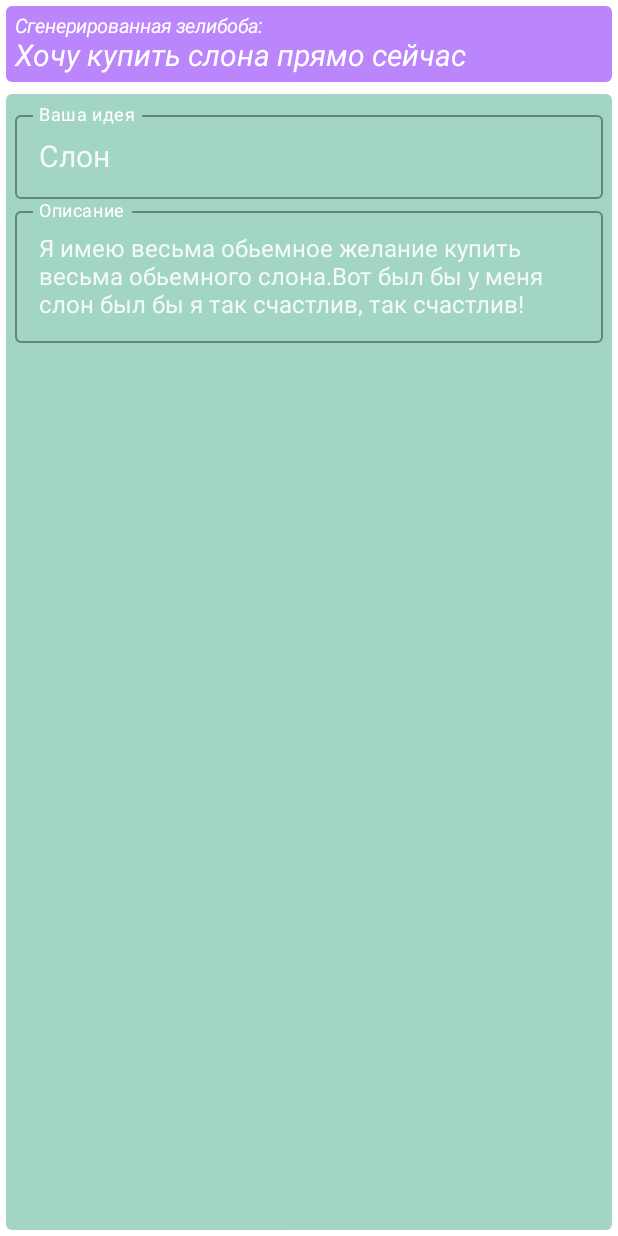
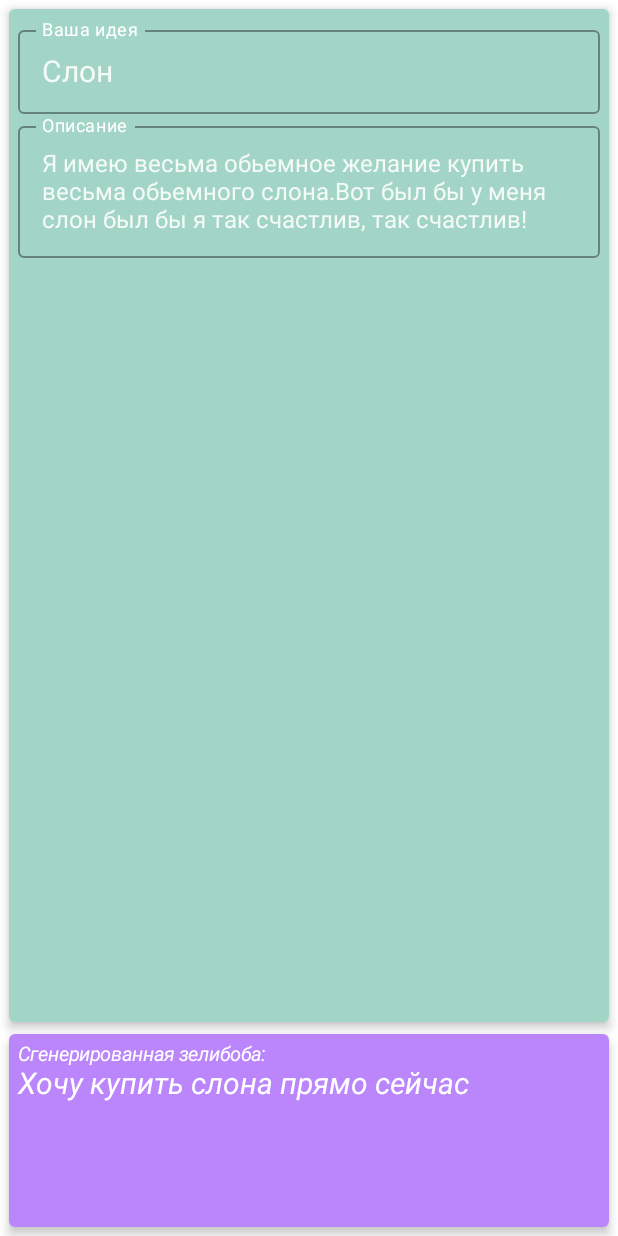
Before and after one commit to illided/CreativeAssistant, an Android app built with Jetpack Compose: the screen it shows after launch (MainActivity), on a phone screen of 412 x 824 dp. Run offline under Robolectric (Android 15) with nearby library versions, the phone set to English and light mode, and no system bars.

```diff
--- a/app/build.gradle
+++ b/app/build.gradle
@@ -48,7 +48,6 @@ android {
 }
 
 dependencies {
-
     implementation 'androidx.core:core-ktx:1.3.2'
     implementation 'androidx.appcompat:appcompat:1.2.0'
     implementation 'com.google.android.material:material:1.3.0'
@@ -62,4 +61,6 @@ dependencies {
     androidTestImplementation 'androidx.test.espresso:espresso-core:3.3.0'
     androidTestImplementation "androidx.compose.ui:ui-test-junit4:$compose_version"
     debugImplementation "androidx.compose.ui:ui-tooling:$compose_version"
+
+    implementation "androidx.navigation:navigation-compose:2.4.0-beta02"
 }
--- a/app/src/main/java/com/example/creativeassistant/ui/common/cards.kt
+++ b/app/src/main/java/com/example/creativeassistant/ui/common/cards.kt
@@ -13,6 +13,7 @@ import androidx.compose.runtime.saveable.rememberSaveable
 import androidx.compose.runtime.setValue
 import androidx.compose.ui.Modifier
 import androidx.compose.ui.text.TextStyle
+import androidx.compose.ui.text.font.FontFamily
 import androidx.compose.ui.text.font.FontStyle
 import androidx.compose.ui.tooling.preview.Preview
 import androidx.compose.ui.unit.dp
@@ -23,17 +24,17 @@ import com.example.creativeassistant.ui.theme.GeneratedIdeaCardTheme
 import com.example.creativeassistant.ui.theme.UserIdeaCardTheme
 
 @Composable
-fun IdeaCardInList(idea: String, generatedFrom: String, onClick: () -> Unit) {
+fun IdeaCardInList(idea: Idea, onClick: () -> Unit) {
     Card(
         modifier = Modifier
             .padding(3.dp)
             .fillMaxWidth(),
         backgroundColor = MaterialTheme.colors.primary
     ) {
-        Text(idea,
+        Text(idea.idea,
             modifier = Modifier
+                .clickable { onClick() }
                 .padding(8.dp)
-                .clickable { onClick() }
         )
     }
 }
@@ -42,7 +43,11 @@ fun IdeaCardInList(idea: String, generatedFrom: String, onClick: () -> Unit) {
 @Composable
 fun GeneratedIdeaCard(modifier: Modifier = Modifier, initialIdea: Idea) {
     GeneratedIdeaCardTheme {
-        Card(backgroundColor = MaterialTheme.colors.background, modifier = modifier) {
+        Card(
+            backgroundColor = MaterialTheme.colors.background,
+            elevation = 4.dp,
+            modifier = modifier
+        ) {
             Column(Modifier.padding(6.dp)) {
                 Text(
                     "Сгенерированная зелибоба:",
@@ -56,7 +61,9 @@ fun GeneratedIdeaCard(modifier: Modifier = Modifier, initialIdea: Idea) {
                     fontSize = 20.sp,
                     fontStyle = FontStyle.Italic,
                     color = MaterialTheme.colors.onBackground,
-                    modifier = Modifier.fillMaxWidth()
+                    modifier = Modifier
+                        .fillMaxWidth()
+                        .fillMaxHeight()
                 )
             }
         }
@@ -76,13 +83,14 @@ fun RedactableUserIdeaCard(
     UserIdeaCardTheme {
         Card(
             backgroundColor = MaterialTheme.colors.background,
+            elevation = 4.dp,
             modifier = modifier
         ) {
             Column(Modifier.padding(6.dp)) {
                 OutlinedTextField(
                     label = { Text("Ваша идея", color = MaterialTheme.colors.onBackground) },
                     value = ideaText,
-                    textStyle = TextStyle(fontSize = 20.sp),
+                    textStyle = TextStyle(fontSize = 20.sp, fontFamily = FontFamily.Cursive),
                     onValueChange = {
                         ideaText = it
                         onIdeaChange(it)
@@ -114,8 +122,18 @@ fun RedactableUserIdeaCard(
 fun CardPreview() {
     CreativeAssistantTheme {
         IdeaCardInList(
-            idea = "Я считаю необходимым купить слона",
-            generatedFrom = "Ах как я люблю слонов",
+            Idea(
+                idea = "Я считаю необходимым купить слона",
+                generatedFrom = "Ах как я люблю слонов",
+                description = ""
+            ),
             onClick = {})
     }
 }
+
+@Preview(showBackground = true)
+@Composable
+fun RedactableCardPreview() {
+    RedactableUserIdeaCard(initialIdea = fakeIdeas[0],
+        onIdeaChange = {}, onDescriptionChange = {})
+}
--- a/app/src/main/java/com/example/creativeassistant/ui/views/CardRedactor.kt
+++ b/app/src/main/java/com/example/creativeassistant/ui/views/CardRedactor.kt
@@ -1,7 +1,10 @@
 package com.example.creativeassistant.ui.views
 
 import androidx.compose.foundation.background
+import androidx.compose.foundation.gestures.Orientation
+import androidx.compose.foundation.gestures.scrollable
 import androidx.compose.foundation.layout.*
+import androidx.compose.foundation.rememberScrollState
 import androidx.compose.material.*
 import androidx.compose.runtime.Composable
 import androidx.compose.runtime.mutableStateOf
@@ -9,7 +12,10 @@ import androidx.compose.runtime.saveable.rememberSaveable
 import com.example.creativeassistant.model.Idea
 import androidx.compose.runtime.getValue
 import androidx.compose.runtime.setValue
+import androidx.compose.ui.Alignment
 import androidx.compose.ui.Modifier
+import androidx.compose.ui.draw.clipToBounds
+import androidx.compose.ui.layout.AlignmentLine
 import androidx.compose.ui.res.stringResource
 import androidx.compose.ui.text.TextStyle
 import androidx.compose.ui.text.font.FontStyle
@@ -30,18 +36,26 @@ fun CardRedactor(
     onIdeaChange: (String) -> Unit,
     onDescriptionChange: (String) -> Unit
 ) {
+    val scrollState = rememberScrollState()
+
     Column(
         Modifier
-            .padding(4.dp)
+            .padding(2.dp)
             .fillMaxWidth()
+            .scrollable(scrollState, Orientation.Vertical)
     ) {
-        GeneratedIdeaCard(initialIdea = initialIdea)
-        Spacer(modifier = Modifier.height(8.dp))
         RedactableUserIdeaCard(
-            modifier = Modifier.fillMaxHeight(),
+            modifier = Modifier
+                .padding(4.dp)
+                .weight(1f, fill = true),
             initialIdea = initialIdea,
             onIdeaChange = onIdeaChange,
             onDescriptionChange = onDescriptionChange
+        )
+        GeneratedIdeaCard(
+            initialIdea = initialIdea, modifier = Modifier
+                .padding(4.dp)
+                .weight(0.2f, fill = false)
         )
     }
 }
```
Also changed, not shown: app/src/main/java/com/example/creativeassistant/ui/views/UserCardsList.kt (renamed from app/src/main/java/com/example/creativeassistant/ui/views/CardsView.kt, +6 -7 lines), app/src/main/java/com/example/creativeassistant/ui/views/UserCardsView.kt (added, +51 -0 lines).
